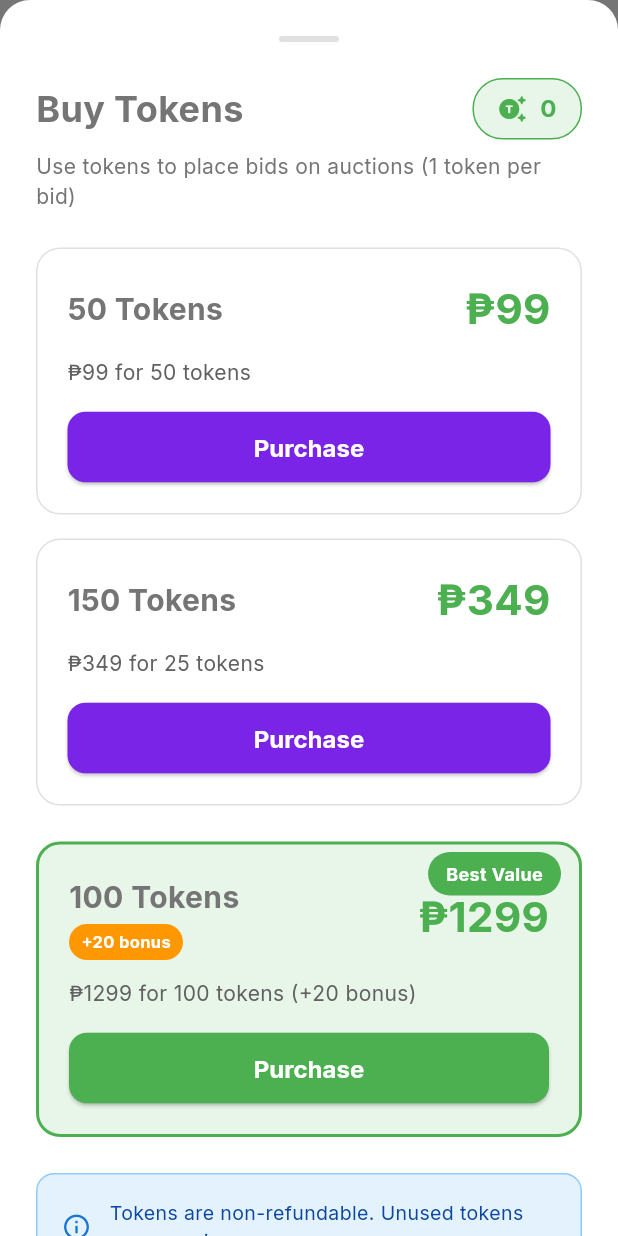
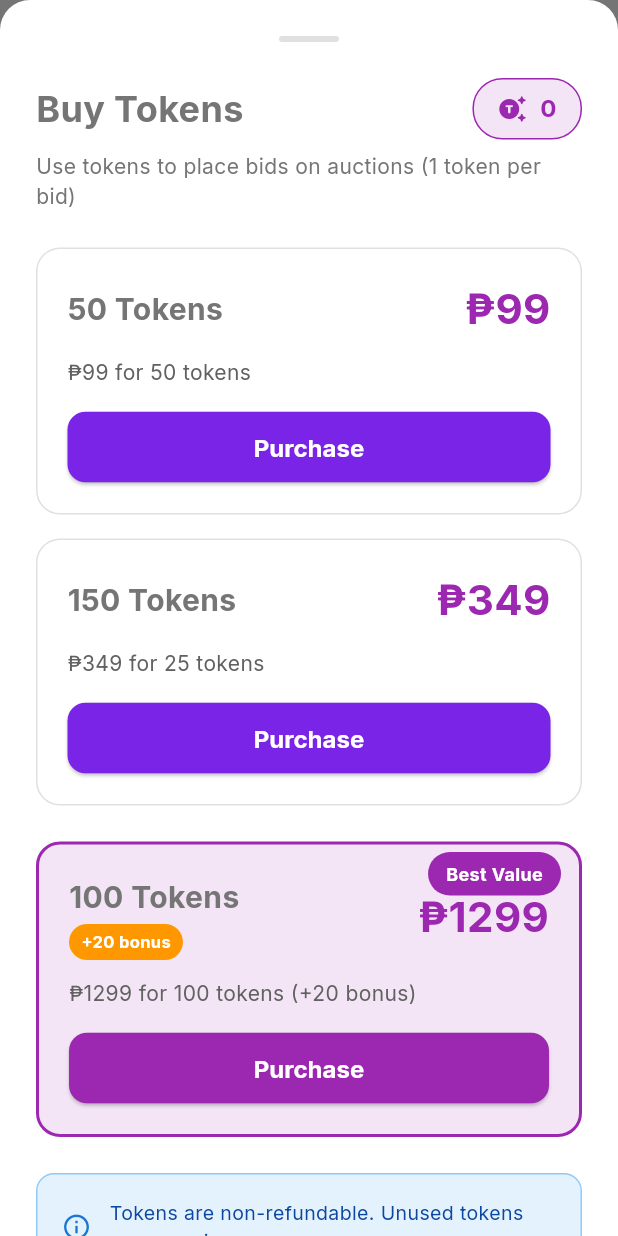
Before and after one commit to aimsahorizon/autobid-flutter, a Flutter app: the HomeScreen screen opened by its route, item 5 of the bottom bar chosen, after a tap on the "add circle" icon, on a phone screen of 412 x 824 dp. Run offline on Flutter 3.47's test engine with Material 3 defaults, Android fonts, the phone set to English and light mode, and no system bars; our stand-ins replace cached_network_image, flutter_riverpod, freezed_annotation, go_router, google_fonts, image_picker and 3 more; accounts and stored records are empty; generated files the repository leaves out were written again.

Commit message:
update: fix bid logic and colors

```diff
--- a/lib/data/services/mock/mock_auction_service.dart
+++ b/lib/data/services/mock/mock_auction_service.dart
@@ -1000,6 +1000,9 @@ class MockAuctionService implements AuctionRepository {
 
     _bids.add(newBid);
 
+    // Anti-sniping: Extend auction by 5 minutes when bid is placed
+    final extendedEndTime = auction.endTime.add(Duration(minutes: 5));
+
     // Update auction
     final auctionIndex = _auctions.indexWhere((a) => a.id == auctionId);
     _auctions[auctionIndex] = auction.copyWith(
@@ -1007,6 +1010,7 @@ class MockAuctionService implements AuctionRepository {
       totalBids: auction.totalBids + 1,
       topBidderId: userId,
       topBidderName: bidderName,
+      endTime: extendedEndTime,
       updatedAt: now,
     );
 
--- a/lib/presentation/screens/auction/widgets/bid_input_widget.dart
+++ b/lib/presentation/screens/auction/widgets/bid_input_widget.dart
@@ -154,7 +154,7 @@ class _BidInputWidgetState extends ConsumerState<BidInputWidget> {
             icon: const Icon(Icons.add),
             label: const Text('Buy Tokens'),
             style: ElevatedButton.styleFrom(
-              backgroundColor: Colors.green,
+              backgroundColor: Colors.purple,
               foregroundColor: Colors.white,
             ),
           ),
--- a/lib/presentation/widgets/token_top_up_sheet.dart
+++ b/lib/presentation/widgets/token_top_up_sheet.dart
@@ -60,9 +60,9 @@ class TokenTopUpSheet extends ConsumerWidget {
                         vertical: 8,
                       ),
                       decoration: BoxDecoration(
-                        color: Colors.green[50],
+                        color: Colors.purple[50],
                         borderRadius: BorderRadius.circular(20),
-                        border: Border.all(color: Colors.green),
+                        border: Border.all(color: Colors.purple),
                       ),
                       child: Row(
                         mainAxisSize: MainAxisSize.min,
@@ -70,7 +70,7 @@ class TokenTopUpSheet extends ConsumerWidget {
                           const Icon(
                             Icons.generating_tokens_rounded,
                             size: 20,
-                            color: Colors.green,
+                            color: Colors.purple,
                           ),
                           const SizedBox(width: 8),
                           Text(
@@ -78,7 +78,7 @@ class TokenTopUpSheet extends ConsumerWidget {
                             style: const TextStyle(
                               fontSize: 16,
                               fontWeight: FontWeight.bold,
-                              color: Colors.green,
+                              color: Colors.purple,
                             ),
                           ),
                         ],
@@ -168,11 +168,11 @@ class TokenTopUpSheet extends ConsumerWidget {
     return Container(
       decoration: BoxDecoration(
         border: Border.all(
-          color: isRecommended ? Colors.green : Colors.grey[300]!,
+          color: isRecommended ? Colors.purple : Colors.grey[300]!,
           width: isRecommended ? 2 : 1,
         ),
         borderRadius: BorderRadius.circular(16),
-        color: isRecommended ? Colors.green[50] : Colors.white,
+        color: isRecommended ? Colors.purple[50] : Colors.white,
       ),
       child: Stack(
         children: [
@@ -221,7 +221,7 @@ class TokenTopUpSheet extends ConsumerWidget {
                       style: const TextStyle(
                         fontSize: 28,
                         fontWeight: FontWeight.bold,
-                        color: Colors.green,
+                        color: Colors.purple,
                       ),
                     ),
                   ],
@@ -240,7 +240,7 @@ class TokenTopUpSheet extends ConsumerWidget {
                   child: ElevatedButton(
                     onPressed: () => _handlePurchase(context, ref, authState, tier),
                     style: ElevatedButton.styleFrom(
-                      backgroundColor: isRecommended ? Colors.green : null,
+                      backgroundColor: isRecommended ? Colors.purple : null,
                       foregroundColor: isRecommended ? Colors.white : null,
                       padding: const EdgeInsets.symmetric(vertical: 14),
                       shape: RoundedRectangleBorder(
@@ -266,7 +266,7 @@ class TokenTopUpSheet extends ConsumerWidget {
               child: Container(
                 padding: const EdgeInsets.symmetric(horizontal: 12, vertical: 6),
                 decoration: BoxDecoration(
-                  color: Colors.green,
+                  color: Colors.purple,
                   borderRadius: BorderRadius.circular(20),
                 ),
                 child: const Text(
@@ -305,7 +305,7 @@ class TokenTopUpSheet extends ConsumerWidget {
                   setState(() => reference = ref);
                 }),
                 const SizedBox(height: 12),
-                _buildPaymentOption(context, 'paymaya', 'Maya', Icons.account_balance_wallet_outlined, Colors.green, selectedMethod, (method) async {
+                _buildPaymentOption(context, 'paymaya', 'Maya', Icons.account_balance_wallet_outlined, Colors.purple, selectedMethod, (method) async {
                   setState(() => selectedMethod = method);
                   final ref = await _showMayaPayment(context, config.price);
                   setState(() => reference = ref);
@@ -321,12 +321,12 @@ class TokenTopUpSheet extends ConsumerWidget {
                   Container(
                     padding: const EdgeInsets.all(12),
                     decoration: BoxDecoration(
-                      color: Colors.green.shade50,
+                      color: Colors.purple.shade50,
                       borderRadius: BorderRadius.circular(8),
                     ),
                     child: Row(
                       children: [
-                        Icon(Icons.check_circle, color: Colors.green),
+                        Icon(Icons.check_circle, color: Colors.purple),
                         const SizedBox(width: 8),
                         Expanded(child: Text('Ref: $reference', style: TextStyle(fontSize: 12, fontWeight: FontWeight.bold))),
                       ],
@@ -444,7 +444,7 @@ class TokenTopUpSheet extends ConsumerWidget {
       builder: (context) => AlertDialog(
         title: Row(
           children: [
-            Icon(Icons.account_balance_wallet_outlined, color: Colors.green),
+            Icon(Icons.account_balance_wallet_outlined, color: Colors.purple),
             const SizedBox(width: 12),
             const Text('Maya Payment'),
           ],
@@ -455,16 +455,16 @@ class TokenTopUpSheet extends ConsumerWidget {
             Container(
               padding: const EdgeInsets.all(20),
               decoration: BoxDecoration(
-                color: Colors.green.shade50,
+                color: Colors.purple.shade50,
                 borderRadius: BorderRadius.circular(12),
               ),
               child: Column(
                 children: [
-                  Icon(Icons.qr_code_2, size: 120, color: Colors.green.shade700),
+                  Icon(Icons.qr_code_2, size: 120, color: Colors.purple.shade700),
                   const SizedBox(height: 16),
                   Text('Scan QR Code', style: TextStyle(fontWeight: FontWeight.bold, fontSize: 16)),
                   const SizedBox(height: 8),
-                  Text('Amount: ₱${amount.toStringAsFixed(2)}', style: TextStyle(fontSize: 20, fontWeight: FontWeight.bold, color: Colors.green)),
+                  Text('Amount: ₱${amount.toStringAsFixed(2)}', style: TextStyle(fontSize: 20, fontWeight: FontWeight.bold, color: Colors.purple)),
                 ],
               ),
             ),
@@ -482,7 +482,7 @@ class TokenTopUpSheet extends ConsumerWidget {
               final ref = 'MAYA${DateTime.now().millisecondsSinceEpoch}';
               Navigator.pop(context, ref);
             },
-            style: FilledButton.styleFrom(backgroundColor: Colors.green),
+            style: FilledButton.styleFrom(backgroundColor: Colors.purple),
             child: const Text('I\'ve Paid'),
           ),
         ],
@@ -709,7 +709,7 @@ class TokenTopUpSheet extends ConsumerWidget {
                   content: Text(
                     'Successfully purchased ${TokenPurchaseTierConfig.forTier(tier).totalTokens} tokens!',
                   ),
-                  backgroundColor: Colors.green,
+                  backgroundColor: Colors.purple,
                 ),
               );
             }
```
Also changed, not shown: lib/presentation/screens/auction/widgets/deposit_lock_card.dart (+5 -5 lines).
